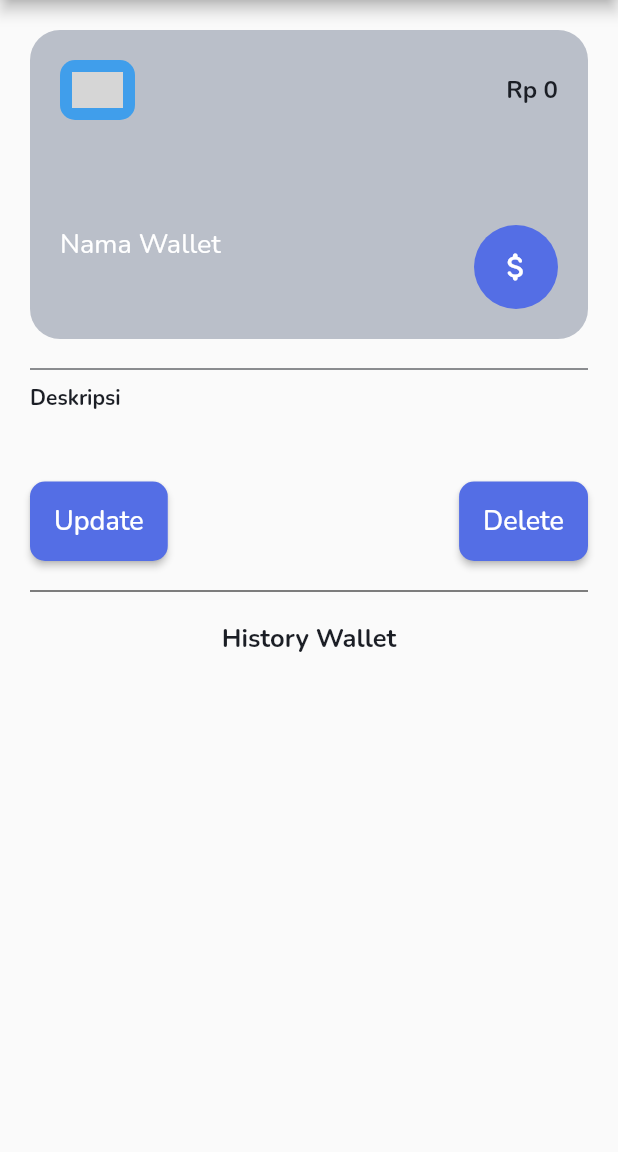
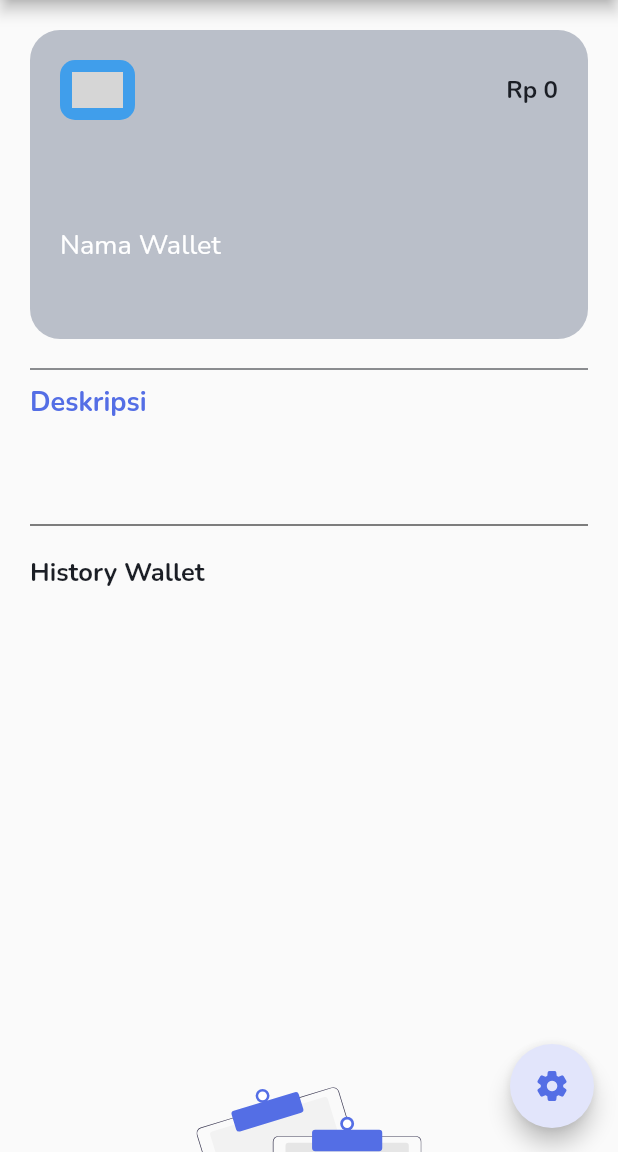
Before and after one commit to AlvinHadinata/walleto, a Flutter app: the WalletDetailPage screen opened directly with empty values, on a phone screen of 412 x 824 dp, the part 84-1236 px from its top. Run offline on Flutter 3.47's test engine with Material 2 defaults, Android fonts, the phone set to English and light mode, and no system bars; drawn by our look-alikes of flutter_speed_dial; our stand-ins replace animated_bottom_navigation_bar, auto_size_text, carousel_slider, flutter_local_notifications, flutter_spinkit, flutter_svg and 7 more; missing offline and left inert: android_alarm_manager; accounts and stored records are empty; project files that could hold a hidden picture were left out; grey boxes are pictures that could not be loaded.

Commit message:
minor change

```diff
--- a/lib/screens/notes/note_add_page.dart
+++ b/lib/screens/notes/note_add_page.dart
@@ -3,6 +3,7 @@ import 'package:flutter/material.dart';
 import 'package:flutter_spinkit/flutter_spinkit.dart';
 import 'package:walleto/data/hive/note_boxes.dart';
 import 'package:walleto/data/model/note.dart';
+import 'package:walleto/screens/home_page.dart';
 import 'package:walleto/screens/notes/note_page.dart';
 import 'package:walleto/screens/widgets/custom_text_field.dart';
 import 'package:walleto/shared/theme.dart';
@@ -18,7 +19,8 @@ class NoteAddPage extends StatelessWidget {
     return Scaffold(
       resizeToAvoidBottomInset: true,
       appBar: AppBar(
-        title: Text('Tambah Catatanmu', style: whiteTextStyle.copyWith(fontWeight: bold, fontSize: 21)),
+        title: Text('Tambah Catatanmu',
+            style: whiteTextStyle.copyWith(fontWeight: bold, fontSize: 21)),
         centerTitle: true,
         backgroundColor: kBlueColor,
       ),
@@ -93,7 +95,7 @@ class NoteAddPage extends StatelessWidget {
                               NoteBoxes.storeNote(note);
                               Navigator.pushNamedAndRemoveUntil(
                                 context,
-                                NotePage.routeName,
+                                HomePage.routeName,
                                 (Route<dynamic> route) => false,
                                 arguments: true,
                               );
--- a/lib/screens/wallet/wallet_detail_page.dart
+++ b/lib/screens/wallet/wallet_detail_page.dart
@@ -1,9 +1,11 @@
 import 'package:flutter/cupertino.dart';
 import 'package:flutter/material.dart';
+import 'package:flutter_speed_dial/flutter_speed_dial.dart';
 import 'package:flutter_svg/svg.dart';
 import 'package:hive/hive.dart';
 import 'package:hive_flutter/hive_flutter.dart';
 import 'package:intl/intl.dart';
+import 'package:walleto/data/hive/history_target_boxes.dart';
 import 'package:walleto/data/hive/history_wallet_boxes.dart';
 import 'package:walleto/data/hive/wallet_boxes.dart';
 import 'package:walleto/data/model/history_wallet.dart';
@@ -20,10 +22,12 @@ import '../home_page.dart';
 class WalletDetailPage extends StatelessWidget {
   static const routeName = "/wallet_detail_page";
 
-  Widget _buildContent(BuildContext context) {
+  @override
+  Widget build(BuildContext context) {
     final Wallet argument =
         ModalRoute.of(context)!.settings.arguments as Wallet;
 
+    Widget _buildContent() {
       List<HistoryWallet> histories =
           Hive.box<HistoryWallet>('history_wallet').values.where((history) {
         return history.nameWallet == argument.name;
@@ -103,18 +107,6 @@ class WalletDetailPage extends StatelessWidget {
                                 ),
                               ],
                             ),
-                          FloatingActionButton(
-                              child: const Icon(
-                                Icons.attach_money_rounded,
-                                color: kWhiteColor,
-                              ),
-                              elevation: 0.0,
-                              backgroundColor: kBlueColor,
-                              onPressed: () {
-                                Navigator.pushNamed(
-                                    context, WalletCashPage.routeName,
-                                    arguments: argument);
-                              }),
                           ],
                         ),
                       ],
@@ -130,81 +122,42 @@ class WalletDetailPage extends StatelessWidget {
                     Row(
                       mainAxisAlignment: MainAxisAlignment.start,
                       children: [
-                      Text('Deskripsi', style: blackTextStyle.copyWith(
-                        fontSize: 14,
+                        Text(
+                          'Deskripsi',
+                          style: blueTextSyle.copyWith(
+                            fontSize: 18,
                             fontWeight: bold,
-                      ))
+                          ),
+                        )
                       ],
                     ),
                     Row(
                       mainAxisAlignment: MainAxisAlignment.start,
                       children: [
-                      Text(argument.decription, style: blackTextStyle.copyWith(
-                        fontSize: 12,
+                        Text(
+                          argument.decription,
+                          style: blackTextStyle.copyWith(
+                            fontSize: 14,
                             fontWeight: regular,
-                      ))
+                          ),
+                        )
                       ],
                     )
                   ],
                 ),
                 const SizedBox(height: 30),
+                Divider(height: 40, color: Colors.black),
                 Row(
-                mainAxisAlignment: MainAxisAlignment.spaceBetween,
+                  mainAxisAlignment: MainAxisAlignment.start,
                   children: [
-                  ElevatedButton(
-                    child: Text(
-                      'Update',
-                      style: whiteTextStyle.copyWith(
-                        fontSize: 18,
-                        fontWeight: medium,
-                      ),
-                    ),
-                    style: ElevatedButton.styleFrom(
-                      primary: kBlueColor,
-                      padding: const EdgeInsets.symmetric(
-                        horizontal: 16.0,
-                        vertical: 14.0,
-                      ),
-                      shape: RoundedRectangleBorder(
-                        borderRadius: BorderRadius.circular(10.0),
-                      ),
-                    ),
-                    onPressed: () {
-                      Navigator.pushNamed(context, WalletEditPage.routeName,
-                          arguments: argument);
-                    },
-                  ),
-                  ElevatedButton(
-                    child: Text(
-                      'Delete',
-                      style: whiteTextStyle.copyWith(
-                        fontSize: 18,
-                        fontWeight: medium,
-                      ),
-                    ),
-                    style: ElevatedButton.styleFrom(
-                      primary: kBlueColor,
-                      padding: const EdgeInsets.symmetric(
-                        horizontal: 16.0,
-                        vertical: 14.0,
-                      ),
-                      shape: RoundedRectangleBorder(
-                        borderRadius: BorderRadius.circular(10.0),
-                      ),
-                    ),
-                    onPressed: () {
-                      _deleteWalletModal(context, argument.id);
-                    },
-                  ),
-                ],
-              ),
-              Divider(height: 40, color: Colors.black),
                     Text(
                       "History Wallet",
                       style: blackTextStyle.copyWith(
                         fontWeight: bold,
                         fontSize: 17,
                       ),
+                    ),
+                  ],
                 ),
                 SizedBox(
                   height: 8,
@@ -243,8 +196,6 @@ class WalletDetailPage extends StatelessWidget {
       );
     }
 
-  @override
-  Widget build(BuildContext context) {
     return Scaffold(
       appBar: AppBar(
         title: Text(
@@ -254,11 +205,49 @@ class WalletDetailPage extends StatelessWidget {
         centerTitle: true,
         backgroundColor: kBlueColor,
       ),
-      body: _buildContent(context),
+      body: _buildContent(),
+      floatingActionButton: SpeedDial(
+        iconTheme: const IconThemeData(color: kBlueColor),
+        icon: Icons.settings_rounded,
+        activeIcon: Icons.close_rounded,
+        backgroundColor: kGradasi,
+        animationSpeed: 200,
+        children: [
+          SpeedDialChild(
+            child: const Icon(
+              Icons.attach_money,
+              color: kBlueColor,
+            ),
+            label: 'Saving',
+            backgroundColor: kGradasi,
+            onTap: () {
+              Navigator.pushNamed(context, WalletCashPage.routeName,
+                  arguments: argument);
+            },
+          ),
+          SpeedDialChild(
+            child: const Icon(Icons.email, color: kBlueColor),
+            label: 'Edit',
+            backgroundColor: kGradasi,
+            onTap: () {
+              Navigator.pushNamed(context, WalletEditPage.routeName,
+                  arguments: argument);
+            },
+          ),
+          SpeedDialChild(
+            child: const Icon(Icons.delete_forever_rounded, color: kBlueColor),
+            label: 'Delete',
+            backgroundColor: kGradasi,
+            onTap: () {
+              _deleteWalletModal(context, argument.id, argument.name);
+            },
+          ),
+        ],
+      ),
     );
   }
 
-  void _deleteWalletModal(context, index) {
+  void _deleteWalletModal(context, index, name) {
     showDialog(
       context: context,
       builder: (BuildContext context) {
@@ -306,7 +295,7 @@ class WalletDetailPage extends StatelessWidget {
               ),
               onPressed: () {
                 WalletBoxes.deleteWallet(index);
-
+                HistoryTargetBoxes.deleteHistoryTarget(name);
                 Navigator.pushNamedAndRemoveUntil(
                   context,
                   HomePage.routeName,
```
Also changed, not shown: lib/screens/home_page.dart (+2 -14 lines), lib/screens/target/target_detail_page.dart (+8 -5 lines). Lines whose indentation alone changed are shown as unchanged.
